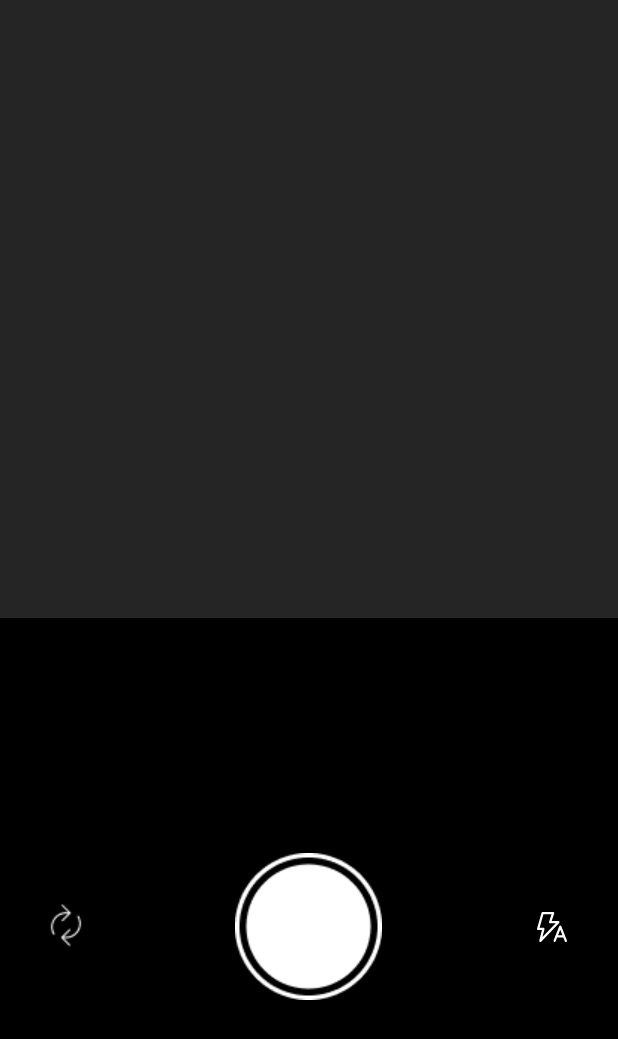
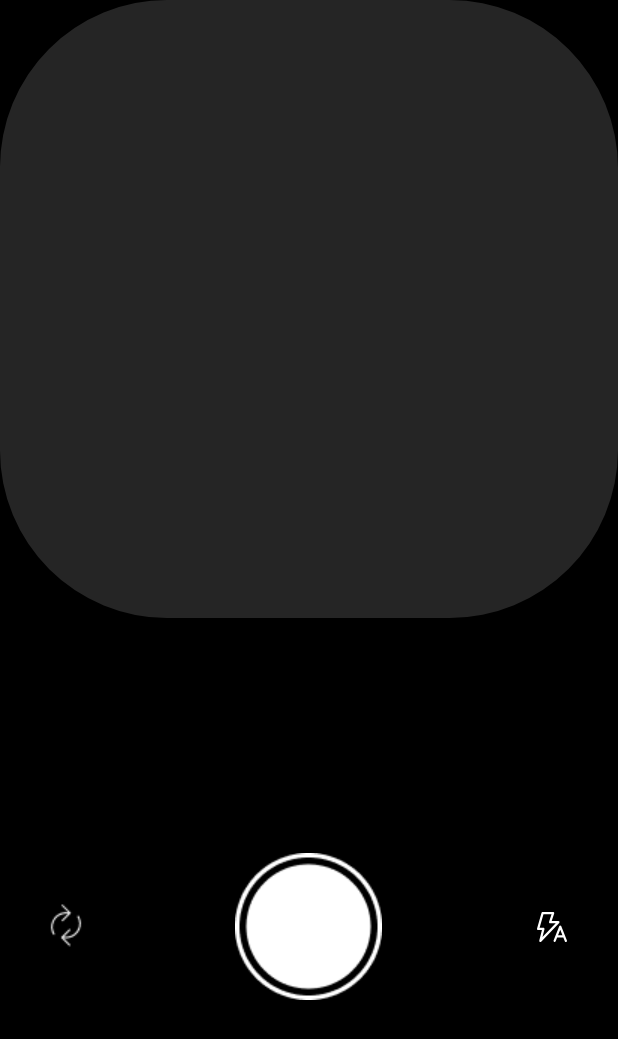
Before and after one commit to nguyenhoangminh31082003/CS426-Final_project, an Android app built with Jetpack Compose: the layout fragment_camera.xml on its own in the app's theme, with its tools: preview values and no code run, on a phone screen of 412 x 824 dp. Shown: the top 1039 px of the screen. Run offline under Robolectric (Android 15) with nearby library versions, the phone set to English and light mode, and no system bars.

Commit message:
Create rounded corner camera

```diff
--- a/CS426_final_project/app/src/main/java/com/example/cs426_final_project/CameraFragment.java
+++ b/CS426_final_project/app/src/main/java/com/example/cs426_final_project/CameraFragment.java
@@ -30,6 +30,7 @@ import android.hardware.camera2.TotalCaptureResult;
 import android.hardware.camera2.params.StreamConfigurationMap;
 import android.media.Image;
 import android.media.ImageReader;
+import android.os.Build;
 import android.os.Bundle;
 import android.os.Handler;
 import android.os.HandlerThread;
@@ -622,7 +623,7 @@ public class CameraFragment extends Fragment
                             mPreviewSize.getHeight(), mPreviewSize.getWidth());
                 }
 
-                // Check if the flash is supported.
+
                 Boolean available = characteristics.get(CameraCharacteristics.FLASH_INFO_AVAILABLE);
                 mFlashSupported = available == null ? false : available;
 
@@ -801,6 +802,8 @@ public class CameraFragment extends Fragment
         RectF bufferRect = new RectF(0, 0, mPreviewSize.getHeight(), mPreviewSize.getWidth());
         float centerX = viewRect.centerX();
         float centerY = viewRect.centerY();
+
+
         if (Surface.ROTATION_90 == rotation || Surface.ROTATION_270 == rotation) {
             bufferRect.offset(centerX - bufferRect.centerX(), centerY - bufferRect.centerY());
             matrix.setRectToRect(viewRect, bufferRect, Matrix.ScaleToFit.FILL);
--- a/CS426_final_project/app/src/main/java/com/example/cs426_final_project/fragments/main/FoodScanFragment.java
+++ b/CS426_final_project/app/src/main/java/com/example/cs426_final_project/fragments/main/FoodScanFragment.java
@@ -68,7 +68,6 @@ public class FoodScanFragment extends MainPageFragment {
     }
 
     private boolean checkCameraHardware(Context context) {
-
         return context.getPackageManager().hasSystemFeature(PackageManager.FEATURE_CAMERA_ANY);
     }
 }
--- /dev/null
+++ b/CS426_final_project/app/src/main/res/drawable/clipping_image_mask.xml
@@ -0,0 +1,18 @@
+<vector xmlns:android="http://schemas.android.com/apk/res/android"
+    android:width="48dp"
+    android:height="48dp"
+    android:viewportWidth="48"
+    android:viewportHeight="48">
+  <path
+      android:fillColor="#FF000000"
+      android:pathData="M0,35L0,48h13.05A13,13 0,0 1,0 35Z"/>
+  <path
+      android:fillColor="#FF000000"
+      android:pathData="M13.05,0L0,0v13.05A13,13 0,0 1,13.05 0Z"/>
+  <path
+      android:fillColor="#FF000000"
+      android:pathData="M34.94,48h13.06L48,35A13.06,13.06 0,0 1,34.94 48Z"/>
+  <path
+      android:fillColor="#FF000000"
+      android:pathData="M34.94,0a13.06,13.06 0,0 1,13.06 13.05L48,0Z"/>
+</vector>
--- /dev/null
+++ b/CS426_final_project/app/src/main/res/drawable/food_scan_page_top_frame.xml
@@ -0,0 +1,6 @@
+<?xml version="1.0" encoding="utf-8"?>
+<shape xmlns:android="http://schemas.android.com/apk/res/android">
+    <!-- <solid android:color="@color/black" /> -->
+    <stroke android:width="1dp" android:color="@color/white" />
+    <corners android:radius="80dp" />
+</shape>
--- a/CS426_final_project/app/src/main/res/layout/fragment_camera.xml
+++ b/CS426_final_project/app/src/main/res/layout/fragment_camera.xml
@@ -11,11 +11,14 @@
         app:layout_constraintTop_toTopOf="parent"
         app:layout_constraintLeft_toLeftOf="parent"
         android:layout_alignParentStart="true"
+
         android:layout_alignParentTop="true" />
+
     <FrameLayout
         android:layout_width="match_parent"
         android:layout_height="0dp"
         android:id="@+id/top_frame"
+        android:background="@drawable/clipping_image_mask"
         app:layout_constraintTop_toTopOf="parent"
         app:layout_constraintStart_toStartOf="parent"
         app:layout_constraintDimensionRatio="1:1">
```
Also changed, not shown: CS426_final_project/app/src/main/java/com/example/cs426_final_project/AutoFitTextureView.java (+10 -0 lines), CS426_final_project/app/src/main/java/com/example/cs426_final_project/RoundOutlineProvider.java (added, +17 -0 lines).
